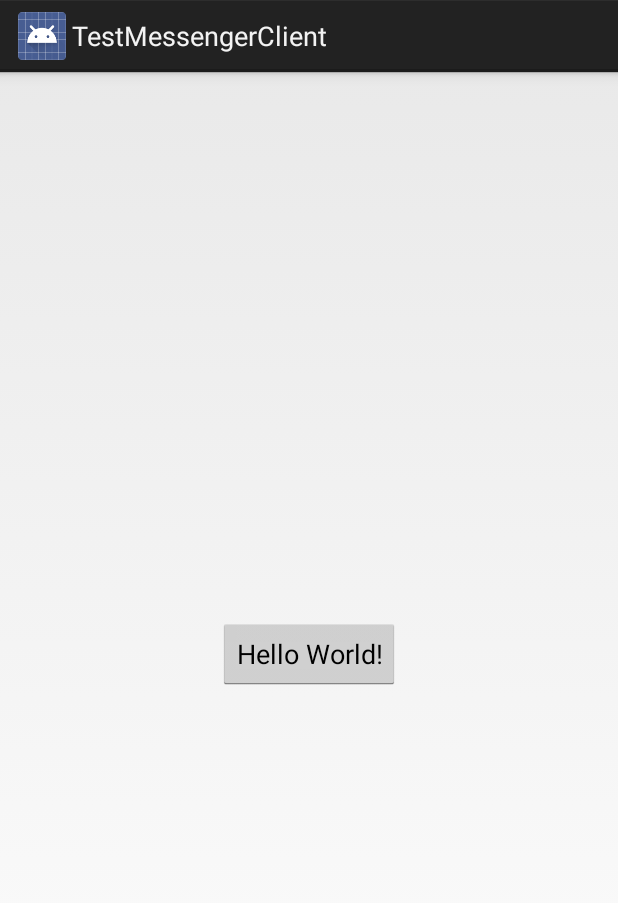
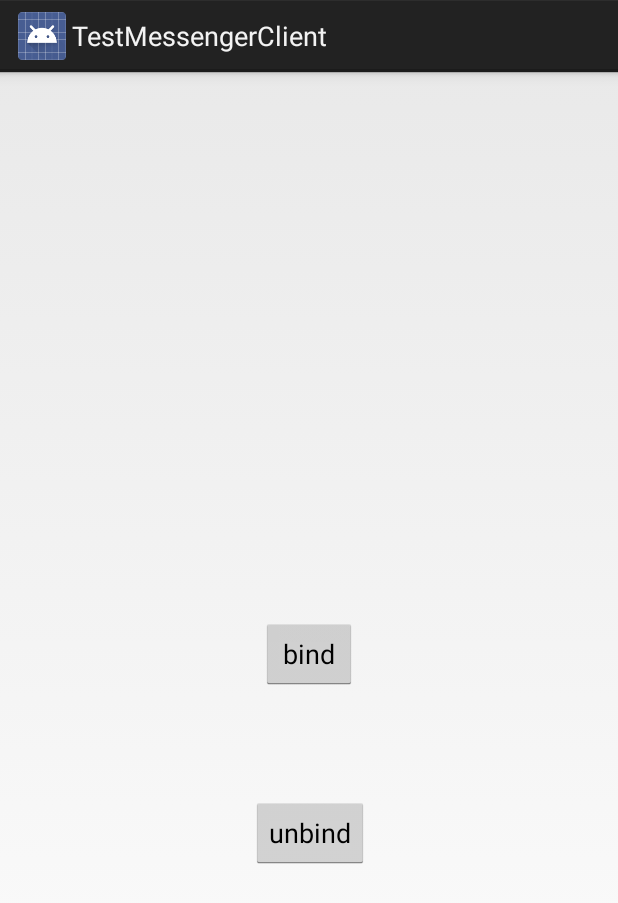
Before and after one commit to lostinthefall/test-messenger, an Android app: the screen it shows after launch (MainActivity), on a phone screen of 412 x 824 dp. Shown: the top 903 px of the screen. Run offline under Robolectric (Android 15) with nearby library versions, the phone set to English and light mode, and no system bars.

Commit message:
add unbind button

```diff
--- a/client/src/main/java/xyz/starfuture/testmessengerclient/MainActivity.java
+++ b/client/src/main/java/xyz/starfuture/testmessengerclient/MainActivity.java
@@ -49,22 +49,35 @@ public class MainActivity extends Activity {
                 bind();
             }
         });
+
+        Button btnUn = findViewById(R.id.btnUn);
+        btnUn.setOnClickListener(new View.OnClickListener() {
+            @Override
+            public void onClick(View view) {
+                if (null != sc) unbindService(sc);
+
+            }
+        });
     }
 
     private ServiceConnection sc = new ServiceConnection() {
         @Override
         public void onServiceConnected(ComponentName componentName, IBinder iBinder) {
+
             // get messenger
             Messenger messenger = new Messenger(iBinder);
             // get message
             Message message = Message.obtain(null, CODE_MESSAGE_Client2Server);
+
             // wrap data
             Bundle bundle = new Bundle();
             bundle.putString(KEY_MESSAGE_Client2Server, "dear server,i m client.");
+
             // put data in the message
             message.setData(bundle);
             // for receiving reply from server.
             message.replyTo = messengerReceiver;
+
             // send message
             try {
                 messenger.send(message);
--- a/client/src/main/res/layout/activity_main.xml
+++ b/client/src/main/res/layout/activity_main.xml
@@ -10,10 +10,22 @@
         android:id="@+id/btn"
         android:layout_width="wrap_content"
         android:layout_height="wrap_content"
-        android:text="Hello World!"
+        android:text="bind"
         app:layout_constraintBottom_toBottomOf="parent"
         app:layout_constraintLeft_toLeftOf="parent"
         app:layout_constraintRight_toRightOf="parent"
         app:layout_constraintTop_toTopOf="parent" />
 
+    <Button
+        android:id="@+id/btnUn"
+        android:layout_width="wrap_content"
+        android:layout_height="wrap_content"
+        android:text="unbind"
+        app:layout_constraintBottom_toBottomOf="parent"
+        app:layout_constraintLeft_toLeftOf="parent"
+        app:layout_constraintRight_toRightOf="parent"
+        app:layout_constraintTop_toTopOf="parent"
+        app:layout_constraintHorizontal_bias="0.501"
+        app:layout_constraintVertical_bias="0.664" />
+
 </android.support.constraint.ConstraintLayout>
```
